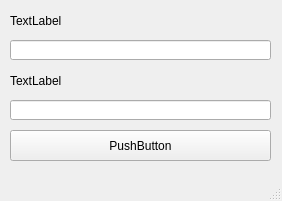
Before: the Qt Designer form ui/auth_window.ui in captaindamien/NII_EIAS, drawn with Qt 5.
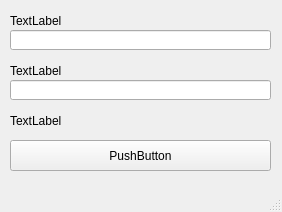
After: the same form once the commit is applied.

Diff of the .ui file:
```diff
--- a/ui/auth_window.ui
+++ b/ui/auth_window.ui
@@ -7,7 +7,7 @@
     <x>0</x>
     <y>0</y>
     <width>282</width>
-    <height>201</height>
+    <height>212</height>
    </rect>
   </property>
   <property name="windowTitle">
@@ -18,7 +18,7 @@
     <property name="geometry">
      <rect>
       <x>10</x>
-      <y>40</y>
+      <y>30</y>
       <width>261</width>
       <height>20</height>
      </rect>
@@ -41,7 +41,7 @@
     <property name="geometry">
      <rect>
       <x>10</x>
-      <y>70</y>
+      <y>60</y>
       <width>261</width>
       <height>21</height>
      </rect>
@@ -54,7 +54,7 @@
     <property name="geometry">
      <rect>
       <x>10</x>
-      <y>100</y>
+      <y>80</y>
       <width>261</width>
       <height>20</height>
      </rect>
@@ -64,7 +64,7 @@
     <property name="geometry">
      <rect>
       <x>10</x>
-      <y>130</y>
+      <y>140</y>
       <width>261</width>
       <height>31</height>
      </rect>
@@ -73,6 +73,19 @@
      <string>PushButton</string>
     </property>
    </widget>
+   <widget class="QLabel" name="label_3">
+    <property name="geometry">
+     <rect>
+      <x>10</x>
+      <y>110</y>
+      <width>261</width>
+      <height>21</height>
+     </rect>
+    </property>
+    <property name="text">
+     <string>TextLabel</string>
+    </property>
+   </widget>
   </widget>
   <widget class="QMenuBar" name="menubar">
    <property name="geometry">
```
